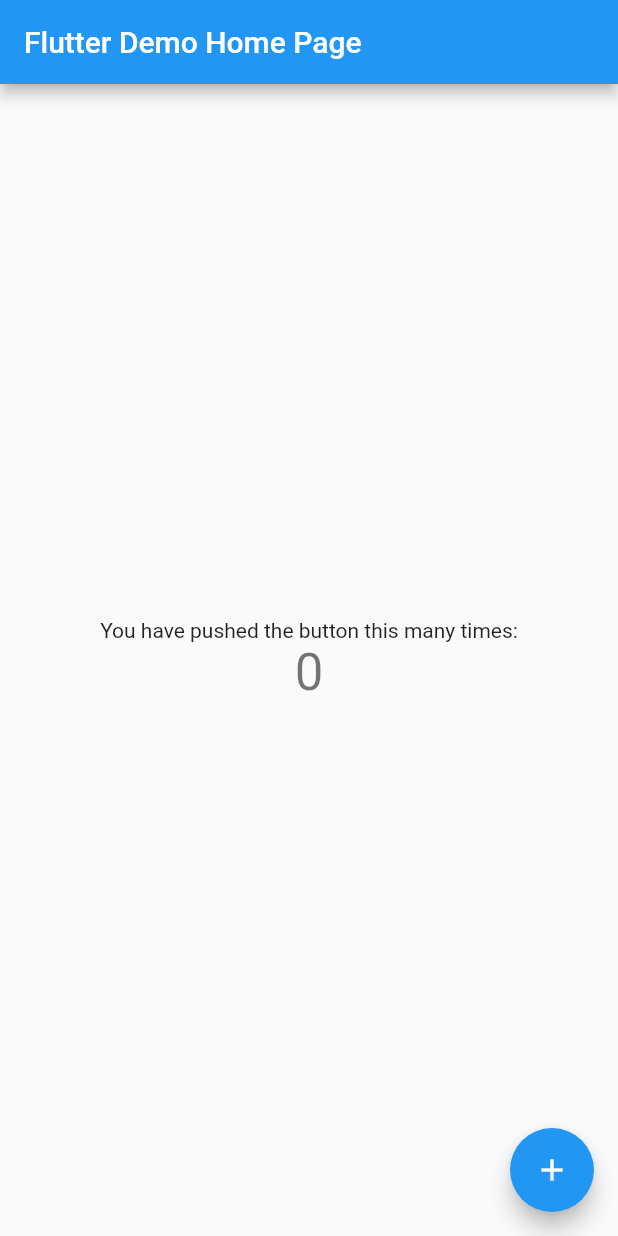
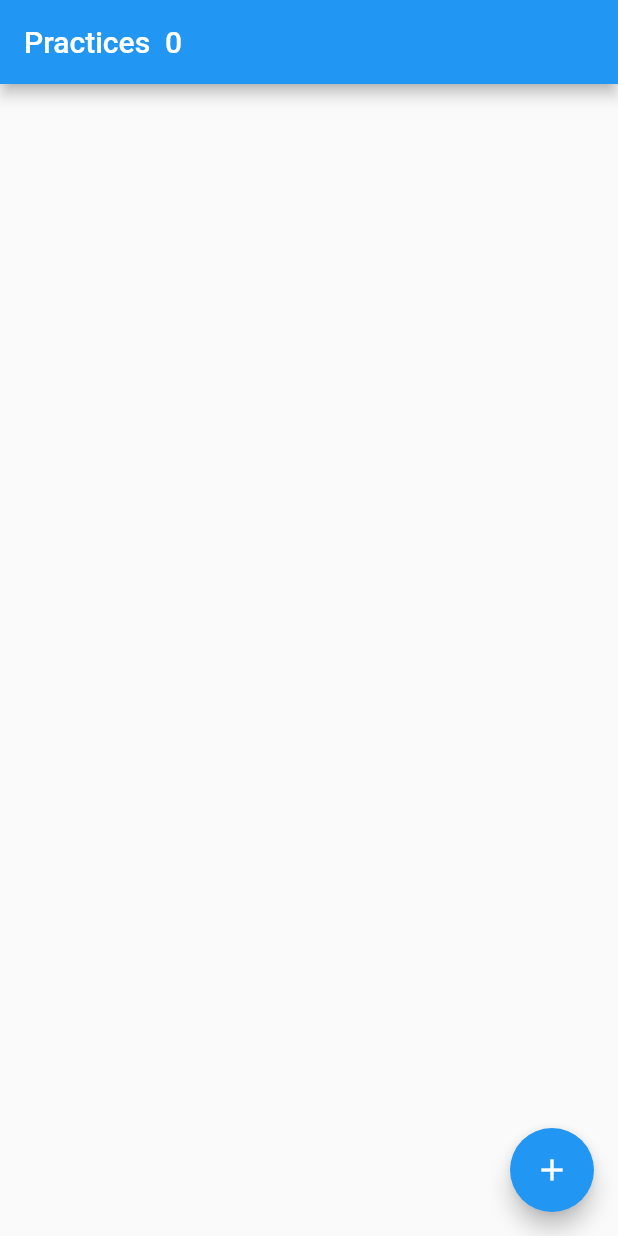
Before and after one commit to dntfs/amft, a Flutter app: the screen it shows after launch, on a phone screen of 412 x 824 dp. Run offline on Flutter 3.47's test engine with Material 2 defaults, Android fonts, the phone set to English and light mode, and no system bars.

Commit message:
add screen home

```diff
--- a/lib/main.dart
+++ b/lib/main.dart
@@ -1,3 +1,4 @@
+import 'package:app_main/screens/main/home_screen.dart';
 import 'package:flutter/material.dart';
 
 void main() {
@@ -5,109 +6,18 @@
 }
 
 class MyApp extends StatelessWidget {
-  // This widget is the root of your application.
+
+
   @override
   Widget build(BuildContext context) {
     return MaterialApp(
-      title: 'Flutter Demo',
+      debugShowCheckedModeBanner: true,
+      title: 'App Main',
+      routes: {},
       theme: ThemeData(
-        // This is the theme of your application.
-        //
-        // Try running your application with "flutter run". You'll see the
-        // application has a blue toolbar. Then, without quitting the app, try
-        // changing the primarySwatch below to Colors.green and then invoke
-        // "hot reload" (press "r" in the console where you ran "flutter run",
-        // or simply save your changes to "hot reload" in a Flutter IDE).
-        // Notice that the counter didn't reset back to zero; the application
-        // is not restarted.
         primarySwatch: Colors.blue,
       ),
-      home: MyHomePage(title: 'Flutter Demo Home Page'),
+      home: HomeScreen(title: 'Practices ')
     );
   }
 }
-
-class MyHomePage extends StatefulWidget {
-  MyHomePage({Key? key, this.title}) : super(key: key);
-
-  // This widget is the home page of your application. It is stateful, meaning
-  // that it has a State object (defined below) that contains fields that affect
-  // how it looks.
-
-  // This class is the configuration for the state. It holds the values (in this
-  // case the title) provided by the parent (in this case the App widget) and
-  // used by the build method of the State. Fields in a Widget subclass are
-  // always marked "final".
-
-  final String? title;
-
-  @override
-  _MyHomePageState createState() => _MyHomePageState();
-}
-
-class _MyHomePageState extends State<MyHomePage> {
-  int _counter = 0;
-
-  void _incrementCounter() {
-    setState(() {
-      // This call to setState tells the Flutter framework that something has
-      // changed in this State, which causes it to rerun the build method below
-      // so that the display can reflect the updated values. If we changed
-      // _counter without calling setState(), then the build method would not be
-      // called again, and so nothing would appear to happen.
-      _counter++;
-    });
-  }
-
-  @override
-  Widget build(BuildContext context) {
-    // This method is rerun every time setState is called, for instance as done
-    // by the _incrementCounter method above.
-    //
-    // The Flutter framework has been optimized to make rerunning build methods
-    // fast, so that you can just rebuild anything that needs updating rather
-    // than having to individually change instances of widgets.
-    return Scaffold(
-      appBar: AppBar(
-        // Here we take the value from the MyHomePage object that was created by
-        // the App.build method, and use it to set our appbar title.
-        title: Text(widget.title!),
-      ),
-      body: Center(
-        // Center is a layout widget. It takes a single child and positions it
-        // in the middle of the parent.
-        child: Column(
-          // Column is also a layout widget. It takes a list of children and
-          // arranges them vertically. By default, it sizes itself to fit its
-          // children horizontally, and tries to be as tall as its parent.
-          //
-          // Invoke "debug painting" (press "p" in the console, choose the
-          // "Toggle Debug Paint" action from the Flutter Inspector in Android
-          // Studio, or the "Toggle Debug Paint" command in Visual Studio Code)
-          // to see the wireframe for each widget.
-          //
-          // Column has various properties to control how it sizes itself and
-          // how it positions its children. Here we use mainAxisAlignment to
-          // center the children vertically; the main axis here is the vertical
-          // axis because Columns are vertical (the cross axis would be
-          // horizontal).
-          mainAxisAlignment: MainAxisAlignment.center,
-          children: <Widget>[
-            Text(
-              'You have pushed the button this many times:',
-            ),
-            Text(
-              '$_counter',
-              style: Theme.of(context).textTheme.headline4,
-            ),
-          ],
-        ),
-      ),
-      floatingActionButton: FloatingActionButton(
-        onPressed: _incrementCounter,
-        tooltip: 'Increment',
-        child: Icon(Icons.add),
-      ), // This trailing comma makes auto-formatting nicer for build methods.
-    );
-  }
-}
--- /dev/null
+++ b/lib/screens/main/home_screen.dart
@@ -0,0 +1,40 @@
+import 'package:flutter/material.dart';
+
+class HomeScreen extends StatefulWidget {
+  HomeScreen({ Key? key, required this.title}) : super(key: key);
+
+  final String title;
+
+  @override
+  _HomeScreenState createState() => _HomeScreenState();
+}
+
+class _HomeScreenState extends State<HomeScreen> {
+  int _counter = 0;
+
+  void _incrementCounter() {
+    setState(() {
+      _counter++;
+    });
+  }
+
+  @override
+  Widget build(BuildContext context) {
+    return Scaffold(
+      appBar: AppBar(
+        title: Text(widget.title + ' $_counter'),
+      ),
+      body: SafeArea(
+        child: Row(
+          crossAxisAlignment: CrossAxisAlignment.start,
+          children: [],
+        ),
+      ),
+      floatingActionButton: FloatingActionButton(
+        onPressed: _incrementCounter,
+        tooltip: 'Increment',
+        child: Icon(Icons.add),
+      ), // This trailing comma makes auto-formatting nicer for build methods.
+    );
+  }
+}
```
